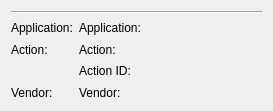
Before: the Qt Designer form authdetails.ui in KDE/polkit-kde-agent-1, drawn with Qt 5.
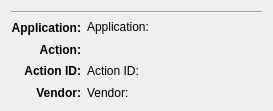
After: the same form once the commit is applied. Custom widgets are drawn as their Qt base class.

Commit message:
Polish `Details` panel; added "Not Applicable" to fill otherwise blank spaces
Summary: Aligned detail item labels; added "Not Applicable" when PolicyKit info is missing

Test Plan:
- Apply patch
- Kill and relaunch `polkit-kde-authentication-agent-1`
- Launch an application or change a KCM that prompts for authorization
- Check that details are no longer left blank

Reviewers: davidedmundson, ngraham, #plasma

Reviewed By: davidedmundson, ngraham, #plasma

Subscribers: abetts, plasma-devel, #plasma

Tags: #plasma

Maniphest Tasks: T8569

The edit to the form file:
```diff
--- a/authdetails.ui
+++ b/authdetails.ui
@@ -19,15 +19,27 @@
   <layout class="QGridLayout" name="gridLayout">
    <item row="2" column="0">
     <widget class="QLabel" name="label_3">
+     <property name="font">
+      <font>
+       <weight>75</weight>
+       <bold>true</bold>
+      </font>
+     </property>
      <property name="text">
       <string>Action:</string>
      </property>
+     <property name="alignment">
+      <set>Qt::AlignRight|Qt::AlignTrailing|Qt::AlignVCenter</set>
+     </property>
     </widget>
    </item>
    <item row="2" column="1" colspan="3">
     <widget class="QLabel" name="action_label">
      <property name="text">
-      <string>Action:</string>
+      <string>&lt;null&gt;</string>
+     </property>
+     <property name="alignment">
+      <set>Qt::AlignLeading|Qt::AlignLeft|Qt::AlignTop</set>
      </property>
     </widget>
    </item>
@@ -38,7 +50,7 @@
      </property>
     </widget>
    </item>
-   <item row="4" column="1" colspan="3">
+   <item row="5" column="1" colspan="3">
     <widget class="KUrlLabel" name="vendorUL">
      <property name="text">
       <string>Vendor:</string>
@@ -51,18 +63,36 @@
      </property>
     </widget>
    </item>
-   <item row="4" column="0">
+   <item row="5" column="0">
     <widget class="QLabel" name="vendorL">
+     <property name="font">
+      <font>
+       <weight>75</weight>
+       <bold>true</bold>
+      </font>
+     </property>
      <property name="text">
       <string>Vendor:</string>
      </property>
+     <property name="alignment">
+      <set>Qt::AlignRight|Qt::AlignTrailing|Qt::AlignVCenter</set>
+     </property>
     </widget>
    </item>
    <item row="1" column="0">
     <widget class="QLabel" name="label">
+     <property name="font">
+      <font>
+       <weight>75</weight>
+       <bold>true</bold>
+      </font>
+     </property>
      <property name="text">
       <string>Application:</string>
      </property>
+     <property name="alignment">
+      <set>Qt::AlignRight|Qt::AlignTrailing|Qt::AlignVCenter</set>
+     </property>
     </widget>
    </item>
    <item row="1" column="1" colspan="3">
@@ -70,6 +100,9 @@
      <property name="text">
       <string>Application:</string>
      </property>
+     <property name="alignment">
+      <set>Qt::AlignLeading|Qt::AlignLeft|Qt::AlignTop</set>
+     </property>
     </widget>
    </item>
    <item row="3" column="1">
@@ -85,6 +118,22 @@
      </property>
     </widget>
    </item>
+   <item row="3" column="0">
+    <widget class="QLabel" name="label_2">
+     <property name="font">
+      <font>
+       <weight>75</weight>
+       <bold>true</bold>
+      </font>
+     </property>
+     <property name="text">
+      <string>Action ID:</string>
+     </property>
+     <property name="alignment">
+      <set>Qt::AlignRight|Qt::AlignTrailing|Qt::AlignVCenter</set>
+     </property>
+    </widget>
+   </item>
   </layout>
  </widget>
  <customwidgets>
```
Left out of the diff: 7 changed lines with no effect on the pictures. The commit also changes 1 other file.
